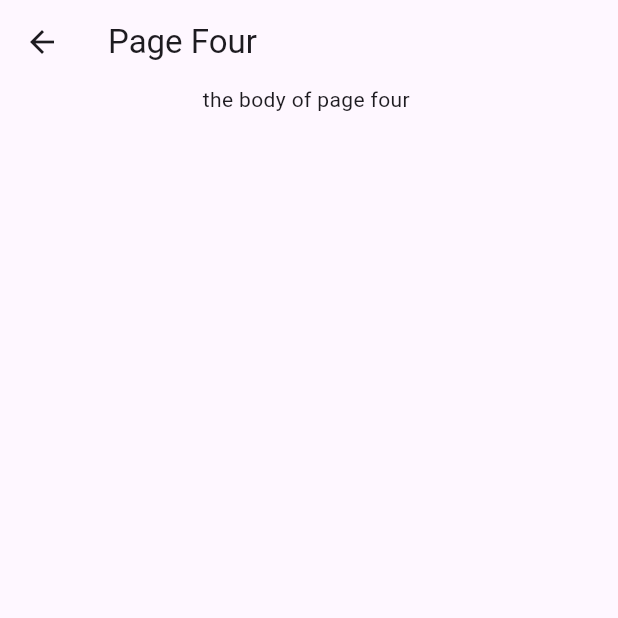
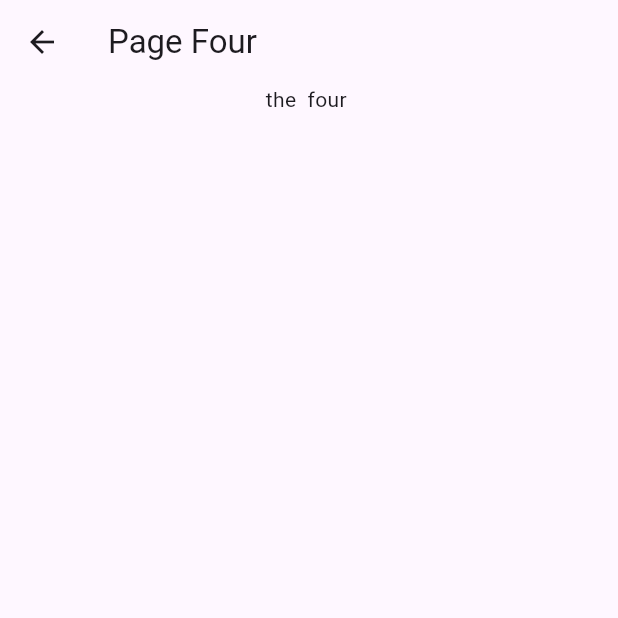
Before and after one commit to abo1od/responsive, a Flutter app: the PageFour screen opened directly, on a phone screen of 412 x 824 dp, the top half of it. Run offline on Flutter 3.47's test engine with Material 2 defaults, Android fonts, the phone set to English and light mode, and no system bars; our stand-ins replace get.

Commit message:
version two

```diff
--- a/lib/view/rout_mangement/pageFour.dart
+++ b/lib/view/rout_mangement/pageFour.dart
@@ -9,7 +9,7 @@ class PageFour extends StatelessWidget {
       appBar: AppBar(title: const Text('Page Four')),
       body: Center(
           child: Column(
-        children: [const Text('the body of page four ')],
+        children: [const Text('the  four ')],
       )),
     );
   }
```
